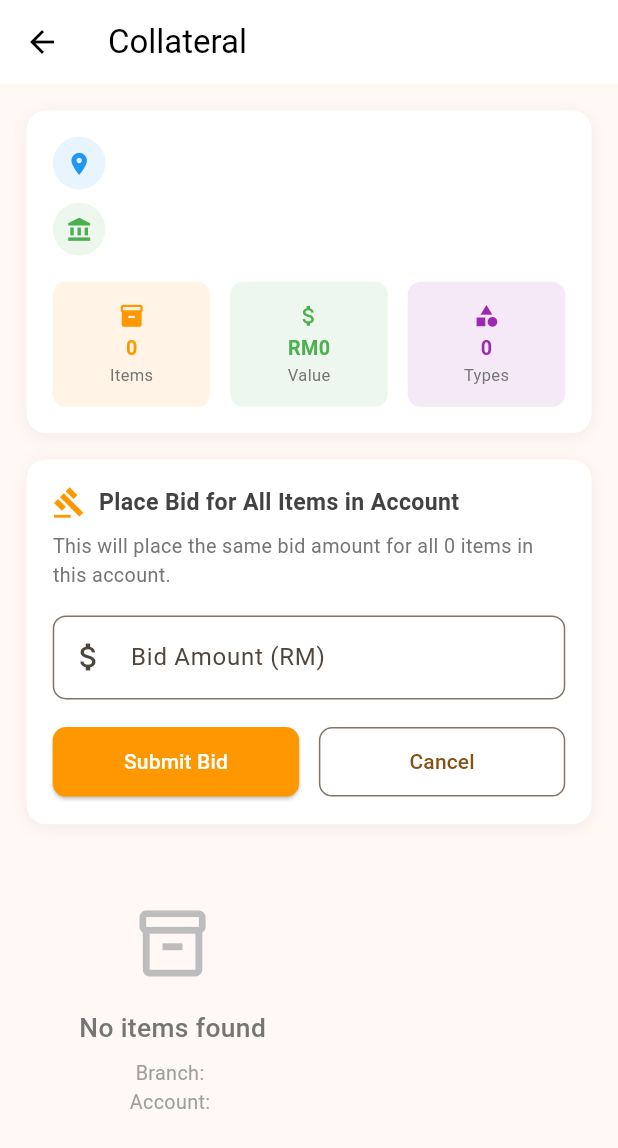
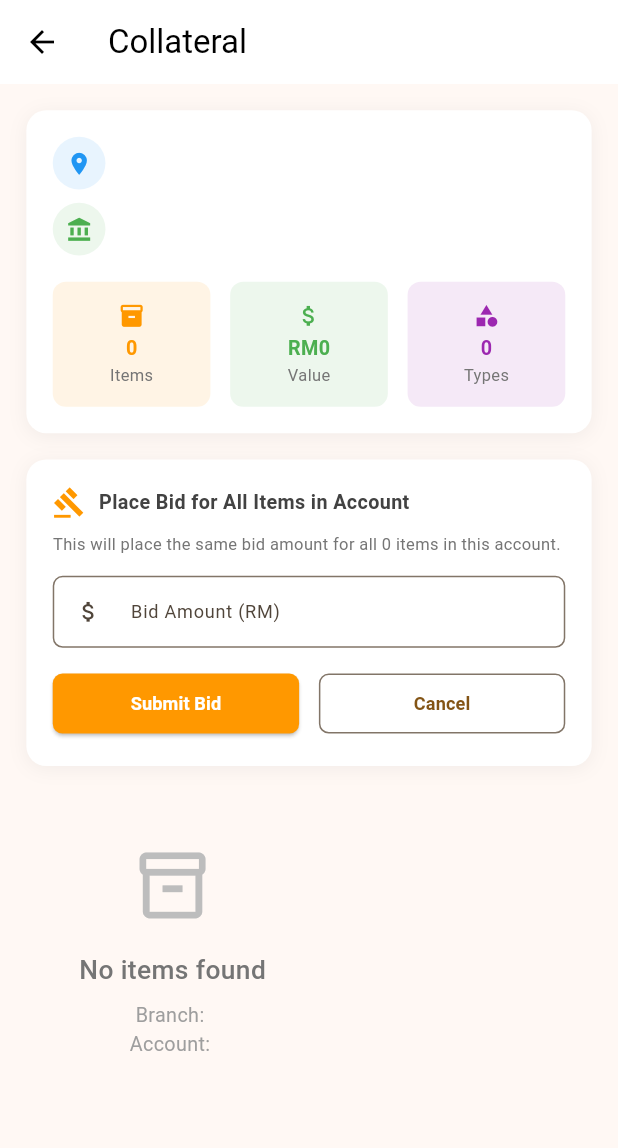
Before and after one commit to mralif93/arrahnu_mobile_app, a Flutter app: the CollateralSelectionPage screen opened directly with empty values, on a phone screen of 412 x 824 dp. Shown: the top 1148 px of the screen. Run offline on Flutter 3.47's test engine with Material 3 defaults, Android fonts, the phone set to English and light mode, and no system bars; our stand-ins replace carousel_slider, flutter_dotenv, flutter_easyloading, flutter_secure_storage, get, jwt_decoder and 2 more; accounts and stored records are empty; network calls fail; project files that could hold a hidden picture were left out.

Commit message:
Update CollateralSelectionPage UI for Improved Readability and Consistency
- Adjusted font sizes and spacing for various text elements to enhance readability and visual hierarchy.
- Modified padding and border radius for buttons and input fields to create a more cohesive design.
- Updated styles for the bid amount input and buttons to ensure consistency across the UI components.

```diff
--- a/lib/pages/collateral_selection_page.dart
+++ b/lib/pages/collateral_selection_page.dart
@@ -343,7 +343,7 @@ class _CollateralSelectionPageState extends State<CollateralSelectionPage> {
                             Text(
                               'Place Bid for All Items in Account',
                               style: TextStyle(
-                                    fontSize: 14 * scaleFactor,
+                                fontSize: 12 * scaleFactor,
                                 fontWeight: FontWeight.w600,
                                 color: Colors.grey[800],
                               ),
@@ -354,20 +354,36 @@ class _CollateralSelectionPageState extends State<CollateralSelectionPage> {
                             Text(
                               'This will place the same bid amount for all $totalItems items in this account.',
                               style: TextStyle(
-                                fontSize: 12 * scaleFactor,
+                                fontSize: 10 * scaleFactor,
                                 color: Colors.grey[600],
                               ),
                             ),
-                            SizedBox(height: 16 * scaleFactor),
+                            SizedBox(height: 12 * scaleFactor),
                             TextFormField(
                               controller: _bidController,
                               keyboardType: TextInputType.number,
+                              style: TextStyle(
+                                fontSize: 12 * scaleFactor,
+                              ),
                               decoration: InputDecoration(
                                 labelText: 'Bid Amount (RM)',
+                                labelStyle: TextStyle(
+                                  fontSize: 11 * scaleFactor,
+                                ),
+                                hintStyle: TextStyle(
+                                  fontSize: 11 * scaleFactor,
+                                ),
                                 border: OutlineInputBorder(
-                                  borderRadius: BorderRadius.circular(8 * scaleFactor),
+                                  borderRadius: BorderRadius.circular(6 * scaleFactor),
                                 ),
-                                prefixIcon: Icon(Icons.attach_money),
+                                prefixIcon: Icon(
+                                  Icons.attach_money,
+                                  size: 16 * scaleFactor,
+                                ),
+                                contentPadding: EdgeInsets.symmetric(
+                                  horizontal: 12 * scaleFactor,
+                                  vertical: 8 * scaleFactor,
+                                ),
                               ),
                               validator: (value) {
                                 if (value == null || value.isEmpty) {
@@ -380,7 +396,7 @@ class _CollateralSelectionPageState extends State<CollateralSelectionPage> {
                                 return null;
                               },
                             ),
-                            SizedBox(height: 16 * scaleFactor),
+                            SizedBox(height: 12 * scaleFactor),
                             Row(
                               children: [
                                 Expanded(
@@ -389,21 +405,27 @@ class _CollateralSelectionPageState extends State<CollateralSelectionPage> {
                                     style: ElevatedButton.styleFrom(
                                       backgroundColor: Colors.orange,
                                       foregroundColor: Colors.white,
-                                      padding: EdgeInsets.symmetric(vertical: 12 * scaleFactor),
+                                      padding: EdgeInsets.symmetric(vertical: 8 * scaleFactor),
                                       shape: RoundedRectangleBorder(
-                                        borderRadius: BorderRadius.circular(8 * scaleFactor),
+                                        borderRadius: BorderRadius.circular(6 * scaleFactor),
                                       ),
                                     ),
                                     child: _isSubmitting
                                         ? SizedBox(
-                                            height: 20 * scaleFactor,
-                                            width: 20 * scaleFactor,
+                                            height: 16 * scaleFactor,
+                                            width: 16 * scaleFactor,
                                             child: CircularProgressIndicator(
                                               strokeWidth: 2,
                                               valueColor: AlwaysStoppedAnimation<Color>(Colors.white),
                                             ),
                                           )
-                                        : Text('Submit Bid'),
+                                        : Text(
+                                            'Submit Bid',
+                                            style: TextStyle(
+                                              fontSize: 11 * scaleFactor,
+                                              fontWeight: FontWeight.w600,
+                                            ),
+                                          ),
                                   ),
                                 ),
                                 SizedBox(width: 12 * scaleFactor),
@@ -413,12 +435,18 @@ class _CollateralSelectionPageState extends State<CollateralSelectionPage> {
                                       _bidController.clear();
                                     },
                                     style: OutlinedButton.styleFrom(
-                                      padding: EdgeInsets.symmetric(vertical: 12 * scaleFactor),
+                                      padding: EdgeInsets.symmetric(vertical: 8 * scaleFactor),
                                       shape: RoundedRectangleBorder(
-                                        borderRadius: BorderRadius.circular(8 * scaleFactor),
+                                        borderRadius: BorderRadius.circular(6 * scaleFactor),
                                       ),
                                     ),
-                                    child: Text('Cancel'),
+                                    child: Text(
+                                      'Cancel',
+                                      style: TextStyle(
+                                        fontSize: 11 * scaleFactor,
+                                        fontWeight: FontWeight.w600,
+                                      ),
+                                    ),
                                   ),
                                 ),
                               ],
```
Lines whose indentation alone changed are shown as unchanged.
